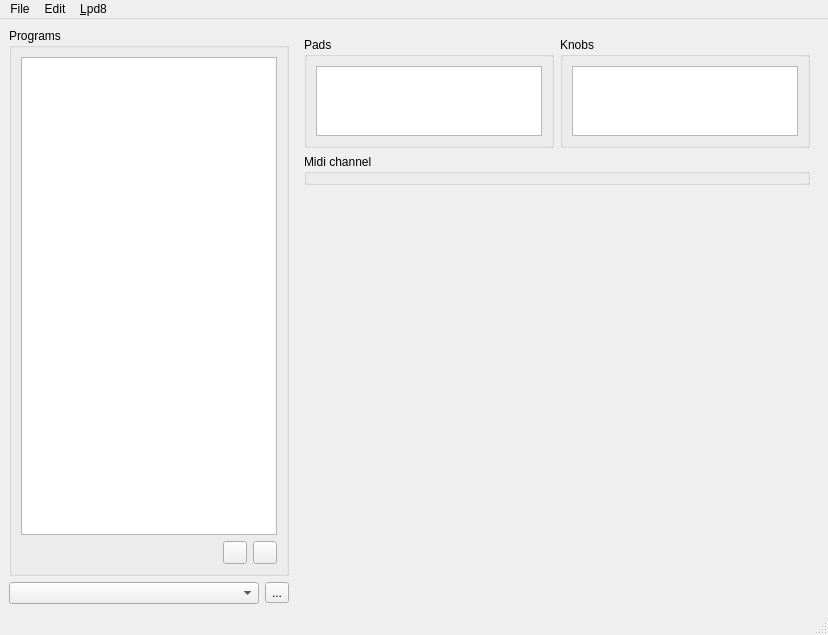
Qt form src/mainwindow.ui (charlesfleche/lpd8editor) before a commit.
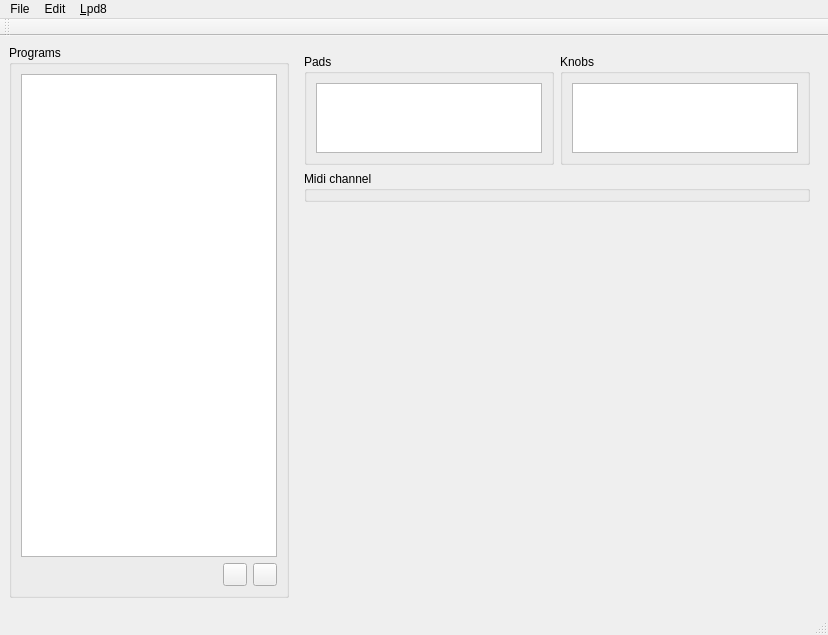
The same form after that commit. Icons and pictures are not drawn.

Commit message: Move client box and rescan button to the toolbar

Patch:
```diff
--- a/src/mainwindow.ui
+++ b/src/mainwindow.ui
@@ -18,60 +18,7 @@
   </property>
   <widget class="QWidget" name="centralwidget">
    <layout class="QGridLayout" name="gridLayout_2">
-    <item row="0" column="0" colspan="2">
-     <widget class="QGroupBox" name="groupBoxPrograms">
-      <property name="title">
-       <string>Programs</string>
-      </property>
-      <property name="flat">
-       <bool>true</bool>
-      </property>
-      <layout class="QVBoxLayout" name="verticalLayout_3">
-       <item>
-        <widget class="QListView" name="programsView">
-         <property name="sizePolicy">
-          <sizepolicy hsizetype="MinimumExpanding" vsizetype="MinimumExpanding">
-           <horstretch>0</horstretch>
-           <verstretch>0</verstretch>
-          </sizepolicy>
-         </property>
-        </widget>
-       </item>
-       <item>
-        <layout class="QHBoxLayout" name="horizontalLayout_2">
-         <item>
-          <spacer name="horizontalSpacer">
-           <property name="orientation">
-            <enum>Qt::Horizontal</enum>
-           </property>
-           <property name="sizeHint" stdset="0">
-            <size>
-             <width>40</width>
-             <height>20</height>
-            </size>
-           </property>
-          </spacer>
-         </item>
-         <item>
-          <widget class="QToolButton" name="deleteProgramButton">
-           <property name="text">
-            <string/>
-           </property>
-          </widget>
-         </item>
-         <item>
-          <widget class="QToolButton" name="newProgramButton">
-           <property name="text">
-            <string/>
-           </property>
-          </widget>
-         </item>
-        </layout>
-       </item>
-      </layout>
-     </widget>
-    </item>
-    <item row="0" column="2" rowspan="2">
+    <item row="1" column="2" rowspan="2">
      <widget class="QStackedWidget" name="stackedWidget">
       <property name="currentIndex">
        <number>1</number>
@@ -187,14 +134,57 @@
       </widget>
      </widget>
     </item>
-    <item row="1" column="0">
-     <widget class="QComboBox" name="clientComboBox"/>
-    </item>
-    <item row="1" column="1">
-     <widget class="QToolButton" name="rescanButton">
-      <property name="text">
-       <string>...</string>
+    <item row="1" column="0" colspan="2">
+     <widget class="QGroupBox" name="groupBoxPrograms">
+      <property name="title">
+       <string>Programs</string>
       </property>
+      <property name="flat">
+       <bool>true</bool>
+      </property>
+      <layout class="QVBoxLayout" name="verticalLayout_3">
+       <item>
+        <widget class="QListView" name="programsView">
+         <property name="sizePolicy">
+          <sizepolicy hsizetype="MinimumExpanding" vsizetype="MinimumExpanding">
+           <horstretch>0</horstretch>
+           <verstretch>0</verstretch>
+          </sizepolicy>
+         </property>
+        </widget>
+       </item>
+       <item>
+        <layout class="QHBoxLayout" name="horizontalLayout_2">
+         <item>
+          <spacer name="horizontalSpacer">
+           <property name="orientation">
+            <enum>Qt::Horizontal</enum>
+           </property>
+           <property name="sizeHint" stdset="0">
+            <size>
+             <width>40</width>
+             <height>20</height>
+            </size>
+           </property>
+          </spacer>
+         </item>
+         <item>
+          <widget class="QToolButton" name="deleteProgramButton">
+           <property name="text">
+            <string/>
+           </property>
+          </widget>
+         </item>
+         <item>
+          <widget class="QToolButton" name="newProgramButton">
+           <property name="text">
+            <string/>
+           </property>
+          </widget>
+         </item>
+        </layout>
+       </item>
+      </layout>
      </widget>
     </item>
    </layout>
@@ -243,6 +233,17 @@
    <addaction name="menuLPD8"/>
   </widget>
   <widget class="QStatusBar" name="statusbar"/>
+  <widget class="QToolBar" name="toolBar">
+   <property name="windowTitle">
+    <string>toolBar</string>
+   </property>
+   <attribute name="toolBarArea">
+    <enum>TopToolBarArea</enum>
+   </attribute>
+   <attribute name="toolBarBreak">
+    <bool>false</bool>
+   </attribute>
+  </widget>
   <action name="actionQuit">
    <property name="icon">
     <iconset theme="application-exit">
```
The commit also changes 2 other files.
